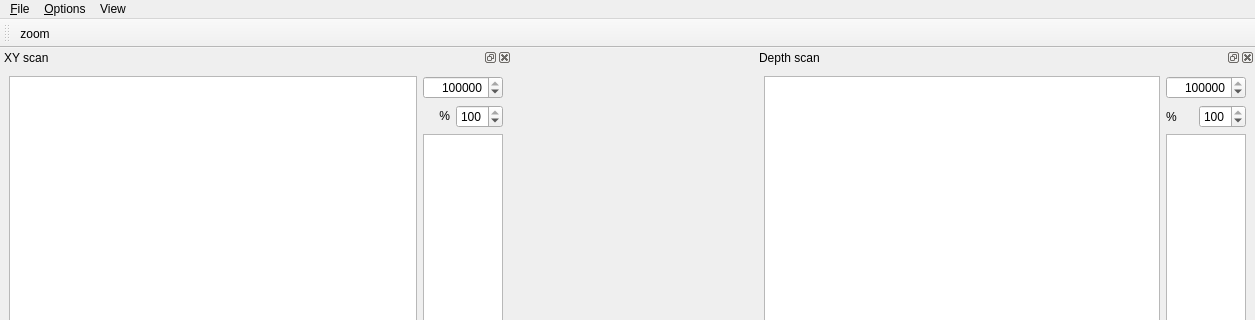
First picture: the form in gui/Confocal/ConfocalGuiUI.ui, repository Ulm-IQO/qudi, before the edit; both pictures show x 0 to 1255 and y 0 to 320 of the 1255 by 939 pixel window.
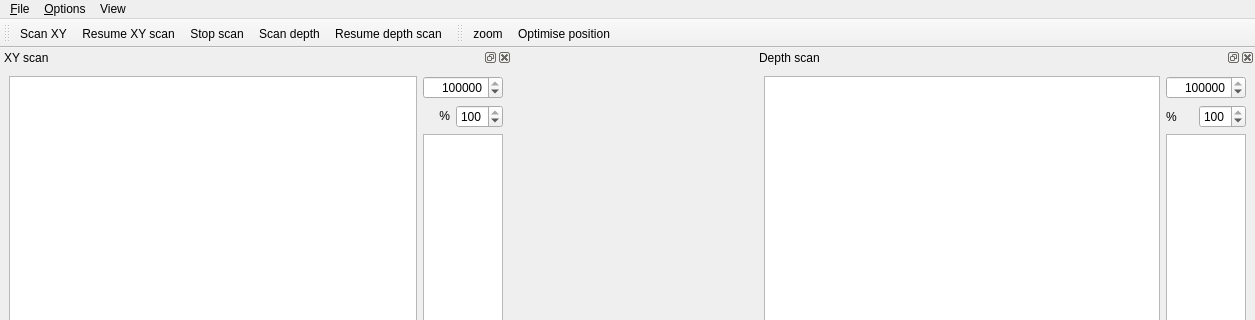
Second picture: the form after the edit. Icons and pictures are not drawn. Custom widgets are drawn as their Qt base class.

Commit message: Started work on substantial GUI design tweak.  First draft of new action icons for Confocal.

What changed in the file:
```diff
--- a/gui/Confocal/ConfocalGuiUI.ui
+++ b/gui/Confocal/ConfocalGuiUI.ui
@@ -64,21 +64,6 @@
    <addaction name="menuView"/>
   </widget>
   <widget class="QStatusBar" name="statusbar"/>
-  <widget class="QToolBar" name="zoom_toolBar">
-   <property name="windowTitle">
-    <string>toolBar</string>
-   </property>
-   <property name="toolButtonStyle">
-    <enum>Qt::ToolButtonIconOnly</enum>
-   </property>
-   <attribute name="toolBarArea">
-    <enum>TopToolBarArea</enum>
-   </attribute>
-   <attribute name="toolBarBreak">
-    <bool>false</bool>
-   </attribute>
-   <addaction name="action_zoom"/>
-  </widget>
   <widget class="QDockWidget" name="depth_scan_dockWidget">
    <property name="windowTitle">
     <string>Depth scan</string>
@@ -1524,6 +1509,38 @@
     <zorder></zorder>
    </widget>
   </widget>
+  <widget class="QToolBar" name="toolBar">
+   <property name="windowTitle">
+    <string>Scaning toolbar</string>
+   </property>
+   <property name="toolButtonStyle">
+    <enum>Qt::ToolButtonTextBesideIcon</enum>
+   </property>
+   <attribute name="toolBarArea">
+    <enum>TopToolBarArea</enum>
+   </attribute>
+   <attribute name="toolBarBreak">
+    <bool>false</bool>
+   </attribute>
+   <addaction name="action_scan_xy"/>
+   <addaction name="actionScan_XY_resume"/>
+   <addaction name="action_stop_scanning"/>
+   <addaction name="action_start_depth_scan"/>
+   <addaction name="action_resume_depth_scan"/>
+  </widget>
+  <widget class="QToolBar" name="toolBar_2">
+   <property name="windowTitle">
+    <string>toolBar_2</string>
+   </property>
+   <attribute name="toolBarArea">
+    <enum>TopToolBarArea</enum>
+   </attribute>
+   <attribute name="toolBarBreak">
+    <bool>false</bool>
+   </attribute>
+   <addaction name="action_zoom"/>
+   <addaction name="action_optimise_position"/>
+  </widget>
   <action name="actionSave_XY_Scan">
    <property name="icon">
     <iconset theme="document-save">
@@ -1673,6 +1690,92 @@
     <string>Alt+O</string>
    </property>
   </action>
+  <action name="action_scan_xy">
+   <property name="checkable">
+    <bool>true</bool>
+   </property>
+   <property name="icon">
+    <iconset theme="scan_xy_start">
+     <normaloff> </normaloff> </iconset>
+   </property>
+   <property name="text">
+    <string>Scan XY</string>
+   </property>
+   <property name="toolTip">
+    <string>Start a fresh XY scan</string>
+   </property>
+  </action>
+  <action name="actionScan_XY_resume">
+   <property name="icon">
+    <iconset theme="scan_xy_resume">
+     <normaloff/>
+    </iconset>
+   </property>
+   <property name="text">
+    <string>Resume XY scan</string>
+   </property>
+   <property name="toolTip">
+    <string>Resume an interrupted XY scan</string>
+   </property>
+  </action>
+  <action name="action_start_depth_scan">
+   <property name="checkable">
+    <bool>true</bool>
+   </property>
+   <property name="icon">
+    <iconset theme="scan_depth_start">
+     <normaloff/>
+    </iconset>
+   </property>
+   <property name="text">
+    <string>Scan depth</string>
+   </property>
+   <property name="toolTip">
+    <string>Start a fresh depth scan</string>
+   </property>
+  </action>
+  <action name="action_resume_depth_scan">
+   <property name="icon">
+    <iconset theme="scan_depth_resume">
+     <normaloff/>
+    </iconset>
+   </property>
+   <property name="text">
+    <string>Resume depth scan</string>
+   </property>
+   <property name="toolTip">
+    <string>Resume an interrupted depth scan</string>
+   </property>
+  </action>
+  <action name="action_optimise_position">
+   <property name="icon">
+    <iconset theme="optimise_position">
+     <normaloff/>
+    </iconset>
+   </property>
+   <property name="text">
+    <string>Optimise position</string>
+   </property>
+   <property name="toolTip">
+    <string>Optimise position of crosshair</string>
+   </property>
+  </action>
+  <action name="action_stop_scanning">
+   <property name="checkable">
+    <bool>true</bool>
+   </property>
+   <property name="icon">
+    <iconset theme="stop_scan">
+     <normaloff/>
+    </iconset>
+   </property>
+   <property name="text">
+    <string>Stop scan</string>
+   </property>
+   <property name="toolTip">
+    <string>Stop scanning XY or depth and return to &quot;ready&quot; state</string>
+   </property>
+  </action>
  </widget>
  <customwidgets>
   <customwidget>
```
Left out of the diff: 2 changed lines with no effect on the pictures. The commit also changes 4 other files.
